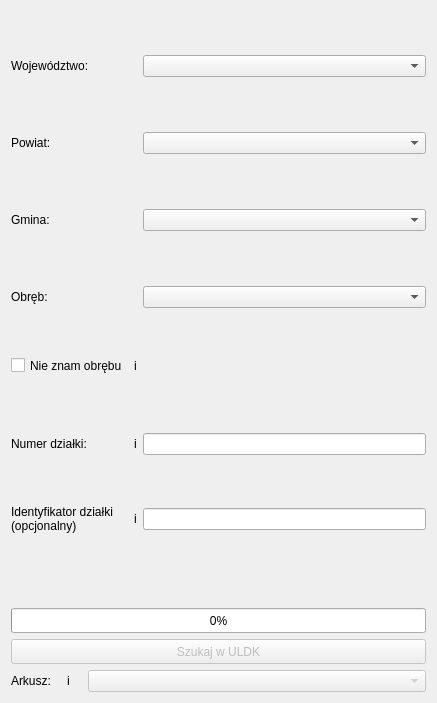
gis-support/gis-support-plugin, file gissupport_plugin/modules/uldk/modules/teryt_search/main_base.ui: the form before one commit.
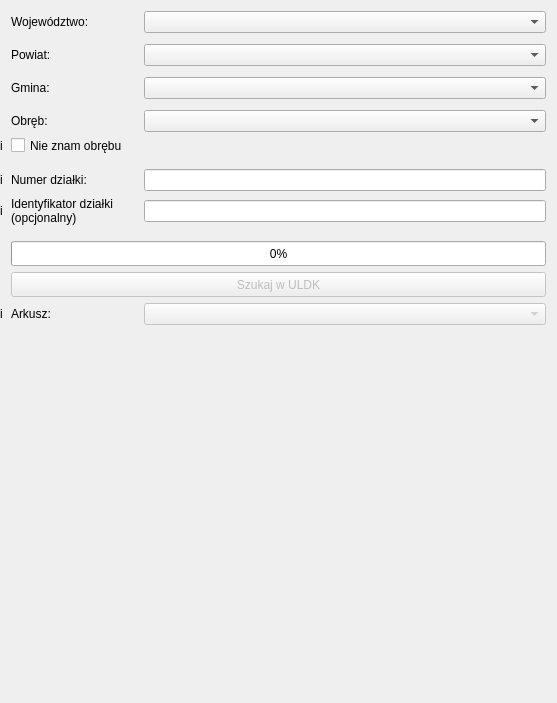
The form after the commit.

```diff
--- a/gissupport_plugin/modules/uldk/modules/teryt_search/main_base.ui
+++ b/gissupport_plugin/modules/uldk/modules/teryt_search/main_base.ui
@@ -6,7 +6,7 @@
    <rect>
     <x>0</x>
     <y>0</y>
-    <width>437</width>
+    <width>557</width>
     <height>703</height>
    </rect>
   </property>
@@ -29,76 +29,46 @@
    <number>0</number>
   </property>
   <layout class="QVBoxLayout" name="verticalLayout">
+   <property name="leftMargin">
+    <number>0</number>
+   </property>
    <item>
     <layout class="QGridLayout" name="gridLayout">
-     <item row="7" column="2">
-      <spacer name="verticalSpacer_3">
-       <property name="orientation">
-        <enum>Qt::Vertical</enum>
+     <property name="leftMargin">
+      <number>0</number>
+     </property>
+     <property name="horizontalSpacing">
+      <number>8</number>
+     </property>
+     <item row="16" column="1" colspan="3">
+      <widget class="QPushButton" name="button_search_uldk">
+       <property name="enabled">
+        <bool>false</bool>
        </property>
-       <property name="sizeType">
-        <enum>QSizePolicy::Maximum</enum>
+       <property name="sizePolicy">
+        <sizepolicy hsizetype="Minimum" vsizetype="Maximum">
+         <horstretch>0</horstretch>
+         <verstretch>0</verstretch>
+        </sizepolicy>
        </property>
-       <property name="sizeHint" stdset="0">
+       <property name="minimumSize">
         <size>
-         <width>20</width>
-         <height>5</height>
+         <width>0</width>
+         <height>25</height>
         </size>
        </property>
-      </spacer>
-     </item>
-     <item row="4" column="0">
-      <widget class="QLabel" name="label_county">
        <property name="maximumSize">
         <size>
          <width>16777215</width>
-         <height>15</height>
+         <height>25</height>
         </size>
        </property>
        <property name="text">
-        <string>Powiat:</string>
+        <string>Szukaj w ULDK</string>
        </property>
       </widget>
      </item>
-     <item row="5" column="2">
-      <spacer name="verticalSpacer_2">
-       <property name="orientation">
-        <enum>Qt::Vertical</enum>
-       </property>
-       <property name="sizeType">
-        <enum>QSizePolicy::Minimum</enum>
-       </property>
-       <property name="sizeHint" stdset="0">
-        <size>
-         <width>20</width>
-         <height>5</height>
-        </size>
-       </property>
-      </spacer>
-     </item>
-     <item row="6" column="2">
-      <widget class="QComboBox" name="combobox_municipality"/>
-     </item>
-     <item row="10" column="1">
-      <widget class="QLabel" name="label_info_precinct_unknown">
-       <property name="maximumSize">
-        <size>
-         <width>15</width>
-         <height>15</height>
-        </size>
-       </property>
-       <property name="toolTip">
-        <string/>
-       </property>
-       <property name="text">
-        <string>i</string>
-       </property>
-       <property name="scaledContents">
-        <bool>true</bool>
-       </property>
-      </widget>
-     </item>
-     <item row="12" column="2">
+     <item row="12" column="3">
       <widget class="QLineEdit" name="lineedit_plot_id">
        <property name="enabled">
         <bool>true</bool>
@@ -117,29 +87,7 @@
        </property>
       </widget>
      </item>
-     <item row="8" column="2">
-      <widget class="QComboBox" name="combobox_precinct"/>
-     </item>
-     <item row="0" column="2">
-      <widget class="QComboBox" name="combobox_province"/>
-     </item>
-     <item row="11" column="2">
-      <spacer name="verticalSpacer_4">
-       <property name="orientation">
-        <enum>Qt::Vertical</enum>
-       </property>
-       <property name="sizeType">
-        <enum>QSizePolicy::Maximum</enum>
-       </property>
-       <property name="sizeHint" stdset="0">
-        <size>
-         <width>20</width>
-         <height>10</height>
-        </size>
-       </property>
-      </spacer>
-     </item>
-     <item row="0" column="0">
+     <item row="0" column="1">
       <widget class="QLabel" name="label_province">
        <property name="maximumSize">
         <size>
@@ -152,13 +100,16 @@
        </property>
       </widget>
      </item>
-     <item row="1" column="2">
+     <item row="8" column="3">
+      <widget class="QComboBox" name="combobox_precinct"/>
+     </item>
+     <item row="1" column="1">
       <spacer name="verticalSpacer">
        <property name="orientation">
         <enum>Qt::Vertical</enum>
        </property>
        <property name="sizeType">
-        <enum>QSizePolicy::Maximum</enum>
+        <enum>QSizePolicy::Minimum</enum>
        </property>
        <property name="sizeHint" stdset="0">
         <size>
@@ -169,38 +120,25 @@
       </spacer>
      </item>
      <item row="10" column="0">
-      <widget class="QCheckBox" name="checkbox_precinct_unknown">
+      <widget class="QLabel" name="label_info_precinct_unknown">
        <property name="maximumSize">
         <size>
-         <width>16777215</width>
+         <width>15</width>
          <height>15</height>
         </size>
        </property>
        <property name="focusPolicy">
         <enum>Qt::NoFocus</enum>
        </property>
-       <property name="layoutDirection">
-        <enum>Qt::LeftToRight</enum>
-       </property>
        <property name="text">
-        <string>Nie znam obrębu</string>
+        <string>i</string>
        </property>
-      </widget>
-     </item>
-     <item row="12" column="0">
-      <widget class="QLabel" name="label_teryt">
-       <property name="maximumSize">
-        <size>
-         <width>16777215</width>
-         <height>15</height>
-        </size>
+       <property name="scaledContents">
+        <bool>true</bool>
        </property>
-       <property name="text">
-        <string>Numer działki:</string>
-       </property>
       </widget>
      </item>
-     <item row="13" column="1">
+     <item row="13" column="0">
       <widget class="QLabel" name="label_info_full_id">
        <property name="maximumSize">
         <size>
@@ -219,7 +157,74 @@
        </property>
       </widget>
      </item>
-     <item row="6" column="0">
+     <item row="12" column="0">
+      <widget class="QLabel" name="label_info_parcel_id">
+       <property name="maximumSize">
+        <size>
+         <width>15</width>
+         <height>15</height>
+        </size>
+       </property>
+       <property name="text">
+        <string>i</string>
+       </property>
+       <property name="scaledContents">
+        <bool>true</bool>
+       </property>
+      </widget>
+     </item>
+     <item row="4" column="1">
+      <widget class="QLabel" name="label_county">
+       <property name="maximumSize">
+        <size>
+         <width>16777215</width>
+         <height>15</height>
+        </size>
+       </property>
+       <property name="text">
+        <string>Powiat:</string>
+       </property>
+      </widget>
+     </item>
+     <item row="6" column="3">
+      <widget class="QComboBox" name="combobox_municipality"/>
+     </item>
+     <item row="0" column="3">
+      <widget class="QComboBox" name="combobox_province"/>
+     </item>
+     <item row="7" column="1">
+      <spacer name="verticalSpacer_3">
+       <property name="orientation">
+        <enum>Qt::Vertical</enum>
+       </property>
+       <property name="sizeType">
+        <enum>QSizePolicy::Minimum</enum>
+       </property>
+       <property name="sizeHint" stdset="0">
+        <size>
+         <width>20</width>
+         <height>5</height>
+        </size>
+       </property>
+      </spacer>
+     </item>
+     <item row="11" column="1">
+      <spacer name="verticalSpacer_4">
+       <property name="orientation">
+        <enum>Qt::Vertical</enum>
+       </property>
+       <property name="sizeType">
+        <enum>QSizePolicy::Minimum</enum>
+       </property>
+       <property name="sizeHint" stdset="0">
+        <size>
+         <width>20</width>
+         <height>10</height>
+        </size>
+       </property>
+      </spacer>
+     </item>
+     <item row="6" column="1">
       <widget class="QLabel" name="label_municipality">
        <property name="maximumSize">
         <size>
@@ -232,7 +237,7 @@
        </property>
       </widget>
      </item>
-     <item row="13" column="0">
+     <item row="13" column="1">
       <widget class="QLabel" name="label_full_id">
        <property name="text">
         <string>Identyfikator działki
@@ -240,39 +245,17 @@
        </property>
       </widget>
      </item>
-     <item row="12" column="1">
-      <widget class="QLabel" name="label_info_parcel_id">
-       <property name="maximumSize">
-        <size>
-         <width>15</width>
-         <height>15</height>
-        </size>
-       </property>
-       <property name="text">
-        <string>i</string>
-       </property>
-       <property name="scaledContents">
-        <bool>true</bool>
-       </property>
-      </widget>
-     </item>
-     <item row="8" column="0">
-      <widget class="QLabel" name="label_precinct">
-       <property name="maximumSize">
-        <size>
-         <width>50</width>
-         <height>15</height>
-        </size>
-       </property>
-       <property name="text">
-        <string>Obręb:</string>
-       </property>
-      </widget>
-     </item>
-     <item row="4" column="2">
+     <item row="4" column="3">
       <widget class="QComboBox" name="combobox_county"/>
      </item>
-     <item row="13" column="2">
+     <item row="17" column="3">
+      <widget class="QComboBox" name="combobox_sheet">
+       <property name="enabled">
+        <bool>false</bool>
+       </property>
+      </widget>
+     </item>
+     <item row="13" column="3">
       <widget class="QLineEdit" name="lineedit_full_teryt">
        <property name="enabled">
         <bool>true</bool>
@@ -291,83 +274,70 @@
        </property>
       </widget>
      </item>
-     <item row="14" column="2">
-      <spacer name="verticalSpacer_5">
-       <property name="orientation">
-        <enum>Qt::Vertical</enum>
+     <item row="15" column="1" colspan="3">
+      <widget class="QProgressBar" name="progress_bar_precinct_unknown">
+       <property name="sizePolicy">
+        <sizepolicy hsizetype="Expanding" vsizetype="Maximum">
+         <horstretch>0</horstretch>
+         <verstretch>0</verstretch>
+        </sizepolicy>
        </property>
-       <property name="sizeType">
-        <enum>QSizePolicy::Maximum</enum>
+       <property name="minimumSize">
+        <size>
+         <width>0</width>
+         <height>25</height>
+        </size>
        </property>
-       <property name="sizeHint" stdset="0">
+       <property name="maximumSize">
         <size>
-         <width>20</width>
-         <height>20</height>
+         <width>16777215</width>
+         <height>25</height>
         </size>
        </property>
-      </spacer>
+       <property name="value">
+        <number>0</number>
+       </property>
+       <property name="textVisible">
+        <bool>true</bool>
+       </property>
+      </widget>
      </item>
-    </layout>
-   </item>
-   <item>
-    <widget class="QProgressBar" name="progress_bar_precinct_unknown">
-     <property name="sizePolicy">
-      <sizepolicy hsizetype="Expanding" vsizetype="Maximum">
-       <horstretch>0</horstretch>
-       <verstretch>0</verstretch>
-      </sizepolicy>
-     </property>
-     <property name="minimumSize">
-      <size>
-       <width>0</width>
-       <height>25</height>
-      </size>
-     </property>
-     <property name="maximumSize">
-      <size>
-       <width>16777215</width>
-       <height>25</height>
-      </size>
-     </property>
-     <property name="value">
-      <number>0</number>
-     </property>
-     <property name="textVisible">
-      <bool>true</bool>
-     </property>
-    </widget>
-   </item>
-   <item>
-    <widget class="QPushButton" name="button_search_uldk">
-     <property name="enabled">
-      <bool>false</bool>
-     </property>
-     <property name="sizePolicy">
-      <sizepolicy hsizetype="Minimum" vsizetype="Maximum">
-       <horstretch>0</horstretch>
-       <verstretch>0</verstretch>
-      </sizepolicy>
-     </property>
-     <property name="minimumSize">
-      <size>
-       <width>0</width>
-       <height>25</height>
-      </size>
-     </property>
-     <property name="maximumSize">
-      <size>
-       <width>16777215</width>
-       <height>25</height>
-      </size>
-     </property>
-     <property name="text">
-      <string>Szukaj w ULDK</string>
-     </property>
-    </widget>
-   </item>
-   <item>
-    <layout class="QGridLayout" name="gridLayout_5">
-     <item row="0" column="0">
+     <item row="17" column="0">
+      <widget class="QLabel" name="label_info_sheet">
+       <property name="maximumSize">
+        <size>
+         <width>15</width>
+         <height>15</height>
+        </size>
+       </property>
+       <property name="toolTip">
+        <string/>
+       </property>
+       <property name="layoutDirection">
+        <enum>Qt::LeftToRight</enum>
+       </property>
+       <property name="text">
+        <string>i</string>
+       </property>
+       <property name="scaledContents">
+        <bool>true</bool>
+       </property>
+      </widget>
+     </item>
+     <item row="8" column="1">
+      <widget class="QLabel" name="label_precinct">
+       <property name="maximumSize">
+        <size>
+         <width>50</width>
+         <height>15</height>
+        </size>
+       </property>
+       <property name="text">
+        <string>Obręb:</string>
+       </property>
+      </widget>
+     </item>
+     <item row="17" column="1">
       <widget class="QLabel" name="label_sheet">
        <property name="maximumSize">
         <size>
@@ -380,18 +350,11 @@
        </property>
       </widget>
      </item>
-     <item row="0" column="2">
-      <widget class="QComboBox" name="combobox_sheet">
-       <property name="enabled">
-        <bool>false</bool>
-       </property>
-      </widget>
-     </item>
-     <item row="0" column="1">
-      <widget class="QLabel" name="label_info_sheet">
+     <item row="10" column="1">
+      <widget class="QCheckBox" name="checkbox_precinct_unknown">
        <property name="maximumSize">
         <size>
-         <width>15</width>
+         <width>16777215</width>
          <height>15</height>
         </size>
        </property>
@@ -402,15 +365,70 @@
         <enum>Qt::LeftToRight</enum>
        </property>
        <property name="text">
-        <string>i</string>
+        <string>Nie znam obrębu</string>
        </property>
-       <property name="scaledContents">
-        <bool>true</bool>
+      </widget>
+     </item>
+     <item row="14" column="1">
+      <spacer name="verticalSpacer_5">
+       <property name="orientation">
+        <enum>Qt::Vertical</enum>
        </property>
+       <property name="sizeType">
+        <enum>QSizePolicy::Minimum</enum>
+       </property>
+       <property name="sizeHint" stdset="0">
+        <size>
+         <width>20</width>
+         <height>10</height>
+        </size>
+       </property>
+      </spacer>
+     </item>
+     <item row="12" column="1">
+      <widget class="QLabel" name="label_teryt">
+       <property name="maximumSize">
+        <size>
+         <width>16777215</width>
+         <height>15</height>
+        </size>
+       </property>
+       <property name="text">
+        <string>Numer działki:</string>
+       </property>
       </widget>
      </item>
+     <item row="5" column="1">
+      <spacer name="verticalSpacer_6">
+       <property name="orientation">
+        <enum>Qt::Vertical</enum>
+       </property>
+       <property name="sizeType">
+        <enum>QSizePolicy::Minimum</enum>
+       </property>
+       <property name="sizeHint" stdset="0">
+        <size>
+         <width>20</width>
+         <height>5</height>
+        </size>
+       </property>
+      </spacer>
+     </item>
     </layout>
    </item>
+   <item>
+    <spacer name="verticalSpacer_2">
+     <property name="orientation">
+      <enum>Qt::Vertical</enum>
+     </property>
+     <property name="sizeHint" stdset="0">
+      <size>
+       <width>20</width>
+       <height>40</height>
+      </size>
+     </property>
+    </spacer>
+   </item>
   </layout>
  </widget>
  <resources/>
```
Left out of the diff: 8 changed lines with no effect on the pictures.
